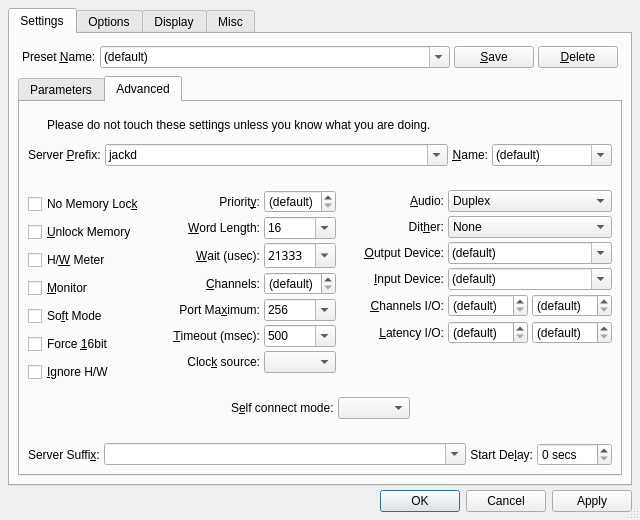
Before: the Qt Designer form src/qjackctlSetupForm.ui in rncbc/qjackctl, drawn with Qt 5.
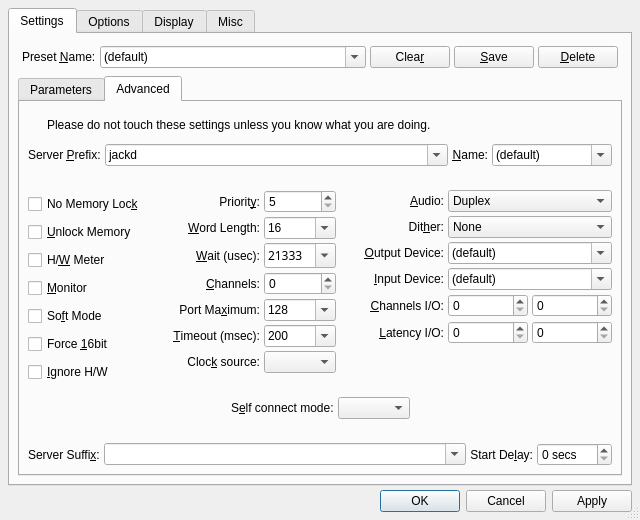
After: the same form once the commit is applied. The open tabs and pages were chosen to show the change. Icons and pictures are not drawn. Custom widgets are drawn as their Qt base class.

Commit message:
- Add Clear preset button to Setup dialog (refactored   from an original patch by kmatheussen #113)
- Use default values for most preset parameters: sample
  rate, frames/period (aka. buffer-size), periods/buffer,
  realtime priority, port maximum, client timeout, word
  length, wait time, channel maximum (refactored from an
  original patch by kmatheussen #112)

What changed in the file:
```diff
--- a/src/qjackctlSetupForm.ui
+++ b/src/qjackctlSetupForm.ui
@@ -95,6 +95,22 @@
            </item>
           </widget>
          </item>
+         <item>
+          <widget class="QPushButton" name="PresetClearPushButton">
+           <property name="toolTip">
+            <string>Clear settings of current preset name</string>
+           </property>
+           <property name="text">
+            <string>Clea&amp;r</string>
+           </property>
+           <property name="icon">
+            <iconset resource="qjackctl.qrc">:/images/clear1.png</iconset>
+           </property>
+           <property name="autoDefault">
+            <bool>false</bool>
+           </property>
+          </widget>
+         </item>
          <item>
           <widget class="QPushButton" name="PresetSavePushButton">
            <property name="toolTip">
@@ -1064,9 +1080,6 @@
                <property name="toolTip">
                 <string>Scheduler priority when running realtime</string>
                </property>
-               <property name="specialValueText">
-                <string>(default)</string>
-               </property>
                <property name="singleStep">
                 <number>1</number>
                </property>
@@ -1074,7 +1087,7 @@
                 <number>5</number>
                </property>
                <property name="maximum">
-                <number>99</number>
+                <number>95</number>
                </property>
               </widget>
              </item>
@@ -1217,9 +1230,6 @@
                <property name="toolTip">
                 <string>Maximum number of audio channels to allocate</string>
                </property>
-               <property name="specialValueText">
-                <string>(default)</string>
-               </property>
                <property name="maximum">
                 <number>999</number>
                </property>
@@ -1268,7 +1278,7 @@
                 <bool>true</bool>
                </property>
                <property name="currentIndex">
-                <number>1</number>
+				<number>0</number>
                </property>
                <item>
                 <property name="text">
@@ -1330,7 +1340,7 @@
                 <bool>true</bool>
                </property>
                <property name="currentIndex">
-                <number>1</number>
+				<number>0</number>
                </property>
                <item>
                 <property name="text">
@@ -1710,9 +1720,6 @@
                <property name="toolTip">
                 <string>Maximum input audio hardware channels to allocate</string>
                </property>
-               <property name="specialValueText">
-                <string>(default)</string>
-               </property>
                <property name="maximum">
                 <number>999</number>
                </property>
@@ -1741,9 +1748,6 @@
                <property name="toolTip">
                 <string>Maximum output audio hardware channels to allocate</string>
                </property>
-               <property name="specialValueText">
-                <string>(default)</string>
-               </property>
                <property name="maximum">
                 <number>999</number>
                </property>
@@ -1794,9 +1798,6 @@
                <property name="toolTip">
                 <string>External input latency (frames)</string>
                </property>
-               <property name="specialValueText">
-                <string>(default)</string>
-               </property>
                <property name="maximum">
                 <number>9999999</number>
                </property>
@@ -1825,9 +1826,6 @@
                <property name="toolTip">
                 <string>External output latency (frames)</string>
                </property>
-               <property name="specialValueText">
-                <string>(default)</string>
-               </property>
                <property name="maximum">
                 <number>9999999</number>
                </property>
```
Left out of the diff: 17 changed lines with no effect on the pictures. The commit also changes 8 other files.
